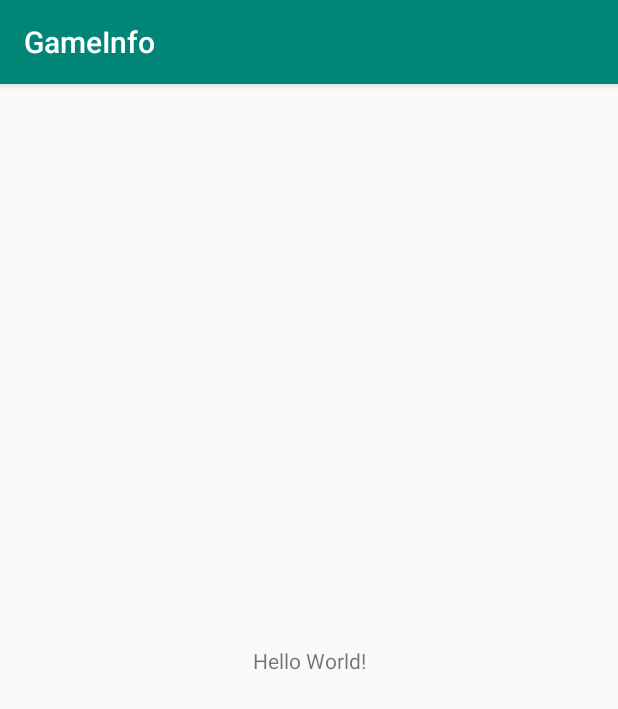
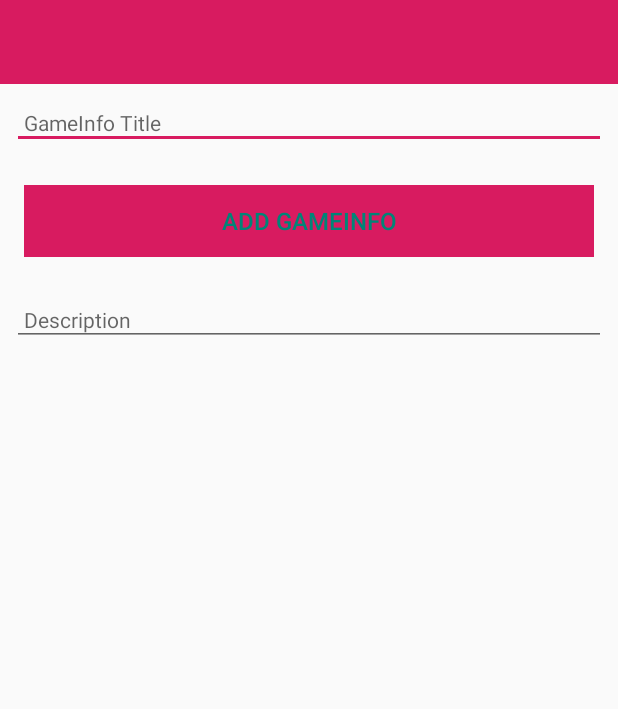
Before and after one commit to Ying-lenny/GameInfoAssignment, an Android app: the screen it shows after launch (GameInfoActivity), on a phone screen of 412 x 824 dp. Shown: the top 709 px of the screen. Run offline under Robolectric (Android 15) with nearby library versions, the phone set to English and light mode, and no system bars; 1 statement that could not run was skipped.

Commit message:
Implementations of Lab 1 into project

```diff
--- a/app/build.gradle
+++ b/app/build.gradle
@@ -24,9 +24,11 @@ android {
 
 dependencies {
     implementation fileTree(dir: 'libs', include: ['*.jar'])
-    implementation"org.jetbrains.kotlin:kotlin-stdlib-jdk7:$kotlin_version"
+    implementation "org.jetbrains.kotlin:kotlin-stdlib-jdk7:$kotlin_version"
     implementation 'com.android.support:appcompat-v7:28.0.0'
     implementation 'com.android.support.constraint:constraint-layout:1.1.3'
+    implementation 'org.jetbrains.anko:anko-commons:0.10.7'
+    implementation 'com.android.support:design:28.0.0'
     testImplementation 'junit:junit:4.12'
     androidTestImplementation 'com.android.support.test:runner:1.0.2'
     androidTestImplementation 'com.android.support.test.espresso:espresso-core:3.0.2'
--- a/app/src/main/AndroidManifest.xml
+++ b/app/src/main/AndroidManifest.xml
@@ -9,7 +9,7 @@
             android:roundIcon="@mipmap/ic_launcher_round"
             android:supportsRtl="true"
             android:theme="@style/AppTheme">
-        <activity android:name=".GameInfoActivity">
+        <activity android:name=".activities.GameInfoActivity">
             <intent-filter>
                 <action android:name="android.intent.action.MAIN"/>
 
--- a/app/src/main/java/org/wit/gameinfo/GameInfoActivity.kt
+++ /dev/null
@@ -1,12 +0,0 @@
-package org.wit.gameinfo
-
-import android.support.v7.app.AppCompatActivity
-import android.os.Bundle
-
-class GameInfoActivity : AppCompatActivity() {
-
-    override fun onCreate(savedInstanceState: Bundle?) {
-        super.onCreate(savedInstanceState)
-        setContentView(R.layout.activity_gameinfo)
-    }
-}
--- /dev/null
+++ b/app/src/main/java/org/wit/gameinfo/activities/GameInfoActivity.kt
@@ -0,0 +1,33 @@
+package org.wit.gameinfo.activities
+
+import android.support.v7.app.AppCompatActivity
+import android.os.Bundle
+import kotlinx.android.synthetic.main.activity_gameinfo.*
+import org.jetbrains.anko.AnkoLogger
+import org.jetbrains.anko.info
+import org.jetbrains.anko.toast
+import org.wit.gameinfo.R
+import org.wit.gameinfo.models.GameInfoModel
+
+class GameInfoActivity : AppCompatActivity(), AnkoLogger {
+
+    var gameInfo = GameInfoModel()
+    val gameInfos = ArrayList<GameInfoModel>()
+
+    override fun onCreate(savedInstanceState: Bundle?) {
+        super.onCreate(savedInstanceState)
+        setContentView(R.layout.activity_gameinfo)
+        info("Game Time started..")
+
+        btnAdd.setOnClickListener() {
+            gameInfo.title = gameInfoTitle.text.toString()
+            if (gameInfo.title.isNotEmpty()) {
+                gameInfos.add(gameInfo.copy())
+                info("add Button Pressed: $gameInfo")
+                gameInfos.forEach{ info("add Button Pressed: ${it.title}")}
+            } else {
+                toast("Please Enter a title ya dummy")
+            }
+        }
+    }
+}
--- /dev/null
+++ b/app/src/main/java/org/wit/gameinfo/models/GameInfoModel.kt
@@ -0,0 +1,4 @@
+package org.wit.gameinfo.models
+
+data class GameInfoModel (var title: String = "",
+                          var description: String = "")
--- a/app/src/main/res/layout/activity_gameinfo.xml
+++ b/app/src/main/res/layout/activity_gameinfo.xml
@@ -5,15 +5,79 @@
         xmlns:app="http://schemas.android.com/apk/res-auto"
         android:layout_width="match_parent"
         android:layout_height="match_parent"
-        tools:context=".GameInfoActivity">
+        tools:context=".activities.GameInfoActivity">
 
-    <TextView
-            android:layout_width="wrap_content"
-            android:layout_height="wrap_content"
-            android:text="Hello World!"
-            app:layout_constraintBottom_toBottomOf="parent"
-            app:layout_constraintLeft_toLeftOf="parent"
-            app:layout_constraintRight_toRightOf="parent"
-            app:layout_constraintTop_toTopOf="parent"/>
+    <RelativeLayout
+            android:layout_width="match_parent"
+            android:layout_height="wrap_content">
 
+        <android.support.design.widget.AppBarLayout
+                android:id="@+id/appBarLayout"
+                android:layout_width="match_parent"
+                android:layout_height="wrap_content"
+                android:background="@color/colorAccent"
+                android:fitsSystemWindows="true"
+                app:elevation="0dip"
+                app:theme="@style/ThemeOverlay.AppCompat.Dark.ActionBar">
+
+            <android.support.v7.widget.Toolbar
+                    android:id="@+id/toolbarAdd"
+                    android:layout_width="match_parent"
+                    android:layout_height="wrap_content"
+                    app:titleTextColor="@color/colorPrimary"/>
+        </android.support.design.widget.AppBarLayout>
+
+        <ScrollView
+                android:layout_width="match_parent"
+                android:layout_height="match_parent"
+                android:layout_below="@id/appBarLayout"
+                android:fillViewport="true">
+
+            <LinearLayout
+                    android:layout_width="match_parent"
+                    android:layout_height="wrap_content"
+                    android:orientation="vertical">
+
+                <android.support.design.widget.TextInputEditText
+                        android:id="@+id/gameInfoTitle"
+                        android:layout_width="match_parent"
+                        android:layout_height="wrap_content"
+                        android:layout_margin="8dp"
+                        android:hint="@string/hint_gameInfoTitle"
+                        android:inputType="text"
+                        android:maxLength="25"
+                        android:maxLines="1"
+                        android:padding="8dp"
+                        android:textColor="@color/colorPrimaryDark"
+                        android:textSize="14sp"/>
+
+                <Button
+                        android:id="@+id/btnAdd"
+                        android:layout_width="match_parent"
+                        android:layout_height="wrap_content"
+                        android:layout_margin="16dp"
+                        android:background="@color/colorAccent"
+                        android:paddingBottom="8dp"
+                        android:paddingTop="8dp"
+                        android:stateListAnimator="@null"
+                        android:text="@string/button_addGameInfo"
+                        android:textColor="@color/colorPrimary"
+                        android:textSize="16sp"/>
+
+                <android.support.design.widget.TextInputEditText
+                        android:id="@+id/description"
+                        android:layout_width="match_parent"
+                        android:layout_height="wrap_content"
+                        android:layout_margin="8dp"
+                        android:hint="@string/hint_gameInfoDescription"
+                        android:inputType="text"
+                        android:maxLength="25"
+                        android:maxLines="1"
+                        android:padding="8dp"
+                        android:textColor="@color/colorPrimaryDark"
+                        android:textSize="14sp"/>
+            </LinearLayout>
+        </ScrollView>
+
+    </RelativeLayout>
 </android.support.constraint.ConstraintLayout>
--- a/app/src/main/res/values/strings.xml
+++ b/app/src/main/res/values/strings.xml
@@ -1,3 +1,6 @@
 <resources>
     <string name="app_name">GameInfo</string>
+    <string name="button_addGameInfo">Add GameInfo</string>
+    <string name="hint_gameInfoTitle">GameInfo Title</string>
+    <string name="hint_gameInfoDescription">Description </string>
 </resources>
--- a/app/src/main/res/values/styles.xml
+++ b/app/src/main/res/values/styles.xml
@@ -1,7 +1,7 @@
 <resources>
 
     <!-- Base application theme. -->
-    <style name="AppTheme" parent="Theme.AppCompat.Light.DarkActionBar">
+    <style name="AppTheme" parent="Theme.AppCompat.Light.NoActionBar">
         <!-- Customize your theme here. -->
         <item name="colorPrimary">@color/colorPrimary</item>
         <item name="colorPrimaryDark">@color/colorPrimaryDark</item>
```
